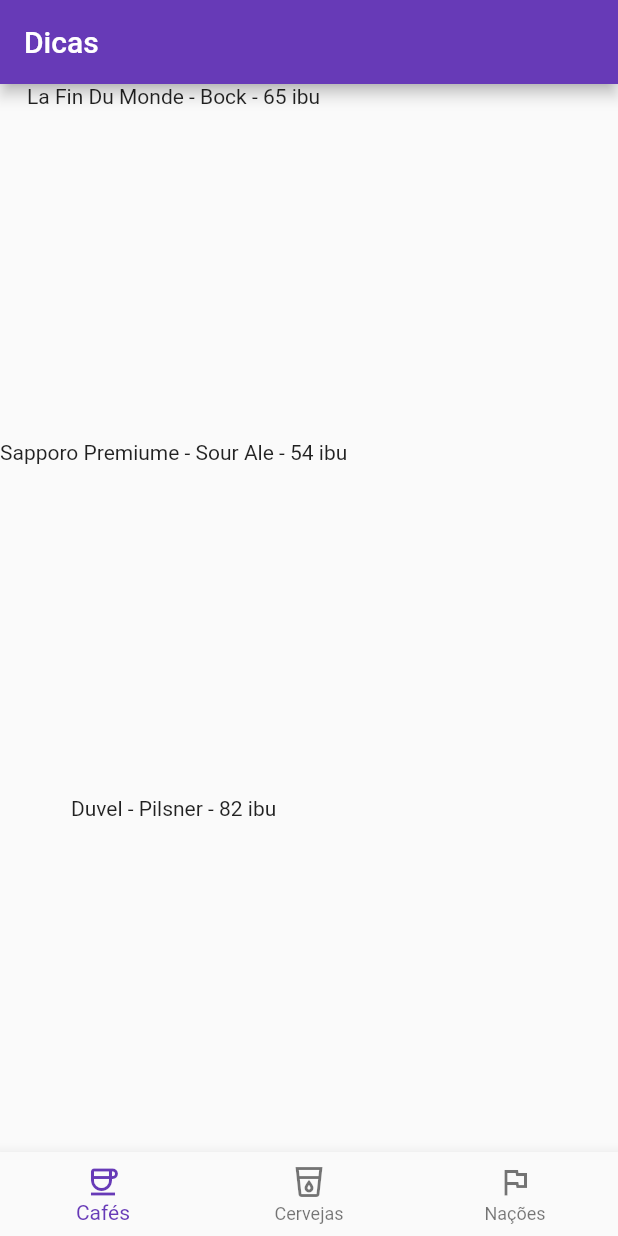
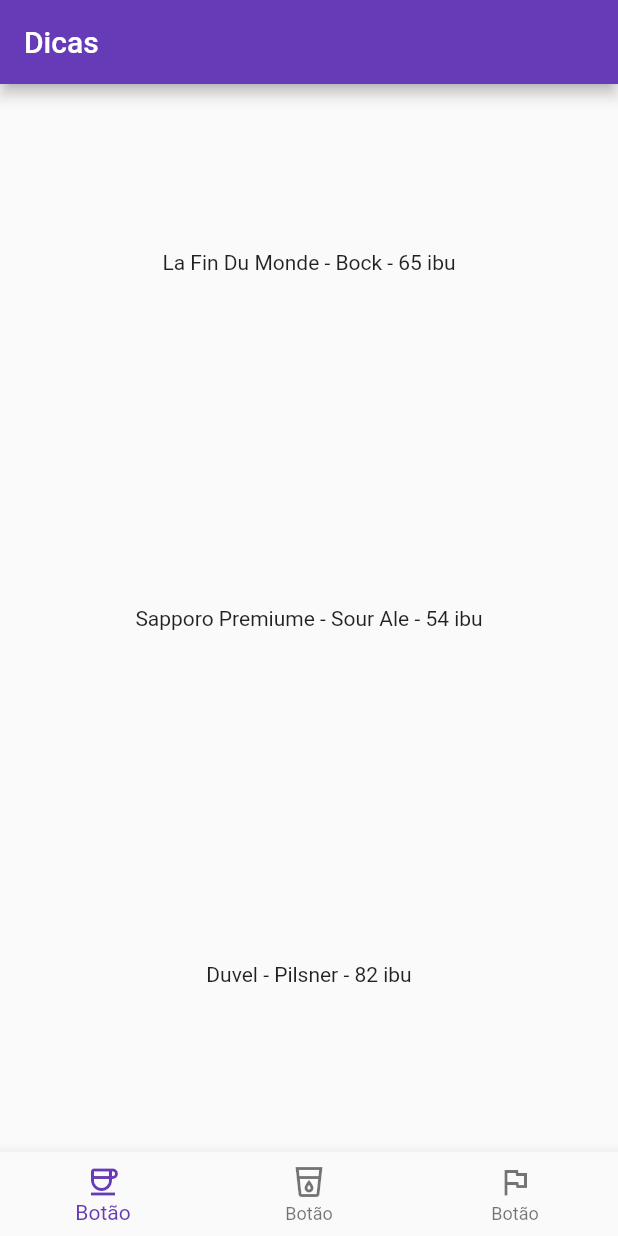
Before and after one commit to Ericleisonn/POO-Dart, a Flutter app: the screen it shows after launch, on a phone screen of 412 x 824 dp. Run offline on Flutter 3.47's test engine with Material 2 defaults, Android fonts, the phone set to English and light mode, and no system bars.

Commit message:
Exercício 1 ok

```diff
--- a/receita3/lib/receita3.dart
+++ b/receita3/lib/receita3.dart
@@ -15,109 +15,56 @@ void main() {
 
 
 class MyApp extends StatelessWidget {
-
   @override
-
   Widget build(BuildContext context) {
-
     return MaterialApp(
-
-        theme: ThemeData(primarySwatch: Colors.deepPurple),
-
-        debugShowCheckedModeBanner: false,
-
-        home: Scaffold(
-
-          appBar: AppBar(
-
-            title: const Text("Dicas"),
-
-          ),
-
-          body: DataBodyWidget(),
-
-          bottomNavigationBar: NewNavBar(),
-
-        ));
+      theme: ThemeData(primarySwatch: Colors.deepPurple),
+      debugShowCheckedModeBanner:false,
+      home: Scaffold(
+        appBar: AppBar(
+          title: const Text("Dicas"),),
+        body: DataBodyWidget(objects:const [
+          "La Fin Du Monde - Bock - 65 ibu",
+          "Sapporo Premiume - Sour Ale - 54 ibu",
+          "Duvel - Pilsner - 82 ibu"
+        ]),
+        bottomNavigationBar: NewNavBar(
+          icons: const [
+            Icon(Icons.coffee_outlined),
+            Icon(Icons.local_drink_outlined),
+            Icon(Icons.flag_outlined)
+            ])
+      ));
 
   }
 
 }
 
-
-
 class NewNavBar extends StatelessWidget {
-
-  NewNavBar();
-
-
-
+  // NewNavBar();
+  late List<Icon> icons;
+  NewNavBar({this.icons = const []});
   void botaoFoiTocado(int index) {
-
     print("Tocaram no botão $index");
-
   }
-
-
-
   @override
-
-  Widget build(BuildContext context) {
-
-    return BottomNavigationBar(onTap: botaoFoiTocado, items: const [
-
-      BottomNavigationBarItem(
-
-        label: "Cafés",
-
-        icon: Icon(Icons.coffee_outlined),
-
-      ),
-
-      BottomNavigationBarItem(
-
-          label: "Cervejas", icon: Icon(Icons.local_drink_outlined)),
-
-      BottomNavigationBarItem(label: "Nações", icon: Icon(Icons.flag_outlined))
-
-    ]);
-
-  }
-
-}
-
+    Widget build(BuildContext context) {
+    return BottomNavigationBar(onTap: botaoFoiTocado,
+      items: icons.map((icon) => BottomNavigationBarItem(label: "Botão",icon: icon)).toList());
+  }}
 
 
 class DataBodyWidget extends StatelessWidget {
-
-  DataBodyWidget();
-
+  List<String> objects;
+  DataBodyWidget( {this.objects = const [] });
+  Expanded processarUmElemento(String obj){
+    return Expanded(
+          child: Center(child: Text(obj)),
+        );
+  }
   @override
-
   Widget build(BuildContext context) {
-
-    return Column(children: [
-
-      Expanded(
-
-        child: Text("La Fin Du Monde - Bock - 65 ibu"),
-
-      ),
-
-      Expanded(
-
-        child: Text("Sapporo Premiume - Sour Ale - 54 ibu"),
-
-      ),
-
-      Expanded(
-
-        child: Text("Duvel - Pilsner - 82 ibu"),
-
-      )
-
-    ]);
-
-  }
-
-}
+    return Column(children: objects.map(
+      (obj) => Expanded(
+        child: Center(child: Text(obj)))).toList());
+}}
```
